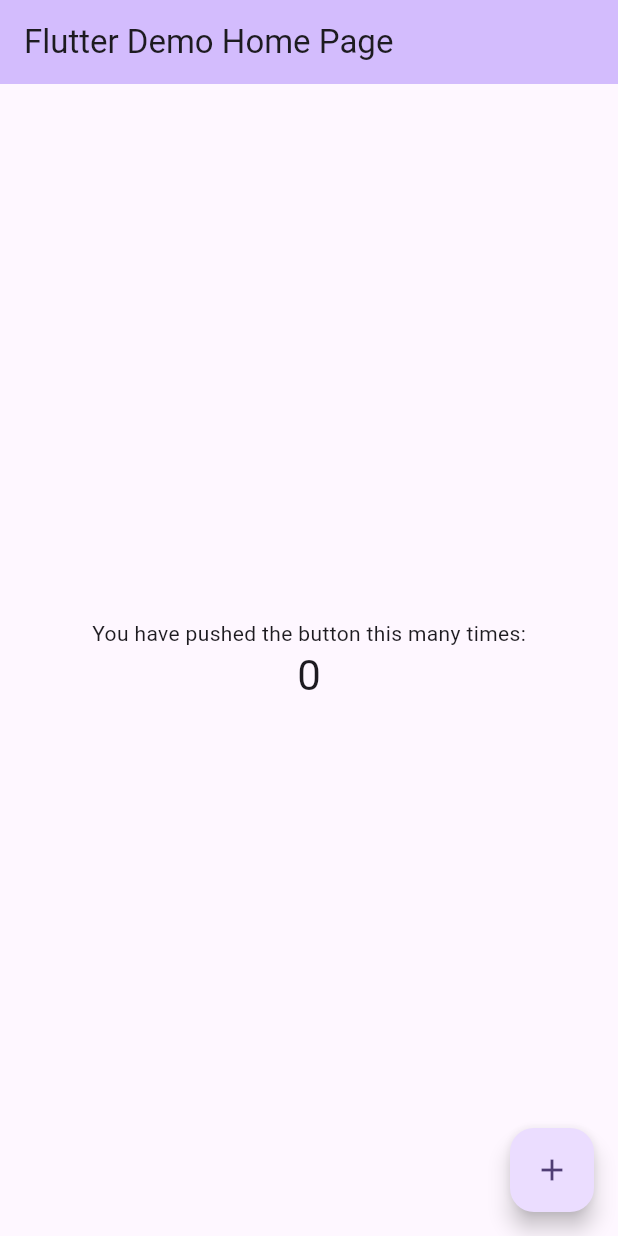
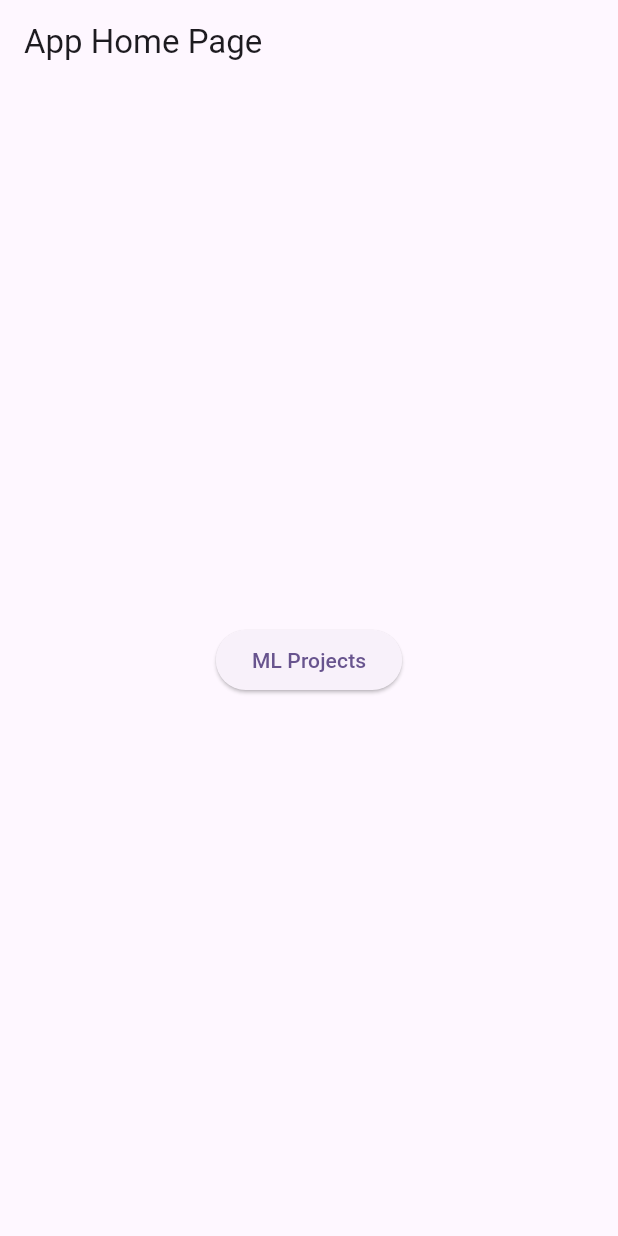
Before and after one commit to Vinod-V3/ml_projects, a Flutter app: the screen it shows after launch, on a phone screen of 412 x 824 dp. Run offline on Flutter 3.47's test engine with Material 3 defaults, Android fonts, the phone set to English and light mode, and no system bars.

Commit message:
Added passing config data to package

```diff
--- a/example/lib/main.dart
+++ b/example/lib/main.dart
@@ -1,4 +1,5 @@
 import 'package:flutter/material.dart';
+import 'package:ml_projects/ml_projects.dart';
 
 void main() {
   runApp(const MyApp());
@@ -13,111 +14,40 @@ class MyApp extends StatelessWidget {
     return MaterialApp(
       title: 'Flutter Demo',
       theme: ThemeData(
-        // This is the theme of your application.
-        //
-        // TRY THIS: Try running your application with "flutter run". You'll see
-        // the application has a purple toolbar. Then, without quitting the app,
-        // try changing the seedColor in the colorScheme below to Colors.green
-        // and then invoke "hot reload" (save your changes or press the "hot
-        // reload" button in a Flutter-supported IDE, or press "r" if you used
-        // the command line to start the app).
-        //
-        // Notice that the counter didn't reset back to zero; the application
-        // state is not lost during the reload. To reset the state, use hot
-        // restart instead.
-        //
-        // This works for code too, not just values: Most code changes can be
-        // tested with just a hot reload.
         colorScheme: ColorScheme.fromSeed(seedColor: Colors.deepPurple),
       ),
       debugShowCheckedModeBanner: false,
-      home: const MyHomePage(title: 'Flutter Demo Home Page'),
+      home: const MyHomePage(),
     );
   }
 }
 
 class MyHomePage extends StatefulWidget {
-  const MyHomePage({super.key, required this.title});
-
-  // This widget is the home page of your application. It is stateful, meaning
-  // that it has a State object (defined below) that contains fields that affect
-  // how it looks.
-
-  // This class is the configuration for the state. It holds the values (in this
-  // case the title) provided by the parent (in this case the App widget) and
-  // used by the build method of the State. Fields in a Widget subclass are
-  // always marked "final".
-
-  final String title;
+  const MyHomePage({super.key});
 
   @override
   State<MyHomePage> createState() => _MyHomePageState();
 }
 
 class _MyHomePageState extends State<MyHomePage> {
-  int _counter = 0;
-
-  void _incrementCounter() {
-    setState(() {
-      // This call to setState tells the Flutter framework that something has
-      // changed in this State, which causes it to rerun the build method below
-      // so that the display can reflect the updated values. If we changed
-      // _counter without calling setState(), then the build method would not be
-      // called again, and so nothing would appear to happen.
-      _counter++;
-    });
-  }
+  final Map<String, dynamic> config = {
+    'baseUrl': 'https://api.example.com'
+  };
 
   @override
   Widget build(BuildContext context) {
-    // This method is rerun every time setState is called, for instance as done
-    // by the _incrementCounter method above.
-    //
-    // The Flutter framework has been optimized to make rerunning build methods
-    // fast, so that you can just rebuild anything that needs updating rather
-    // than having to individually change instances of widgets.
     return Scaffold(
       appBar: AppBar(
-        // TRY THIS: Try changing the color here to a specific color (to
-        // Colors.amber, perhaps?) and trigger a hot reload to see the AppBar
-        // change color while the other colors stay the same.
-        backgroundColor: Theme.of(context).colorScheme.inversePrimary,
-        // Here we take the value from the MyHomePage object that was created by
-        // the App.build method, and use it to set our appbar title.
-        title: Text(widget.title),
+        title: Text('App Home Page'),
       ),
       body: Center(
-        // Center is a layout widget. It takes a single child and positions it
-        // in the middle of the parent.
         child: Column(
-          // Column is also a layout widget. It takes a list of children and
-          // arranges them vertically. By default, it sizes itself to fit its
-          // children horizontally, and tries to be as tall as its parent.
-          //
-          // Column has various properties to control how it sizes itself and
-          // how it positions its children. Here we use mainAxisAlignment to
-          // center the children vertically; the main axis here is the vertical
-          // axis because Columns are vertical (the cross axis would be
-          // horizontal).
-          //
-          // TRY THIS: Invoke "debug painting" (choose the "Toggle Debug Paint"
-          // action in the IDE, or press "p" in the console), to see the
-          // wireframe for each widget.
           mainAxisAlignment: MainAxisAlignment.center,
           children: <Widget>[
-            const Text('You have pushed the button this many times:'),
-            Text(
-              '$_counter',
-              style: Theme.of(context).textTheme.headlineMedium,
-            ),
+            MLProjects(config: config)
           ],
         ),
       ),
-      floatingActionButton: FloatingActionButton(
-        onPressed: _incrementCounter,
-        tooltip: 'Increment',
-        child: const Icon(Icons.add),
-      ), // This trailing comma makes auto-formatting nicer for build methods.
     );
   }
 }
--- a/example/pubspec.yaml
+++ b/example/pubspec.yaml
@@ -34,6 +34,8 @@ dependencies:
   # The following adds the Cupertino Icons font to your application.
   # Use with the CupertinoIcons class for iOS style icons.
   cupertino_icons: ^1.0.8
+  ml_projects:
+    path: ../
 
 dev_dependencies:
   flutter_test:
--- /dev/null
+++ b/lib/config/app_config.dart
@@ -0,0 +1,24 @@
+class AppConfig {
+  static final AppConfig instance = AppConfig._internal();
+  AppConfig._internal();
+
+  Map<String, dynamic> _config = {};
+  bool _initialized = false;
+
+  void initialize(Map<String, dynamic> config) {
+    if (_initialized) return;
+    _config = Map<String, dynamic>.from(config);
+    _initialized = true;
+  }
+
+  dynamic get(String key) => _config[key];
+  Map<String, dynamic> get all => _config;
+
+  void update(String key, dynamic value) {
+    _config[key] = value;
+  }
+
+  void merge(Map<String, dynamic> newConfig) {
+    _config.addAll(newConfig);
+  }
+}
--- a/lib/ml_projects.dart
+++ b/lib/ml_projects.dart
@@ -1,5 +1,26 @@
-/// A Calculator.
-class Calculator {
-  /// Returns [value] plus 1.
-  int addOne(int value) => value + 1;
+import 'package:flutter/material.dart';
+import './config/app_config.dart';
+
+class MLProjects extends StatefulWidget {
+  final Map<String, dynamic> config;
+  const MLProjects({super.key, required this.config});
+
+  @override
+  State<MLProjects> createState() => _MLProjectsState();
 }
+
+class _MLProjectsState extends State<MLProjects> {
+  @override
+  void initState() {
+    super.initState();
+    AppConfig.instance.initialize(widget.config);
+  }
+
+  readConfigData(){
+    debugPrint('Config Data: ${AppConfig.instance.all}');
+  }
+  @override
+  Widget build(BuildContext context) {
+    return ElevatedButton(onPressed: readConfigData, child: const Text('ML Projects'));
+  }
+}
```
Also changed, not shown: example/pubspec.lock, 1 other file.
